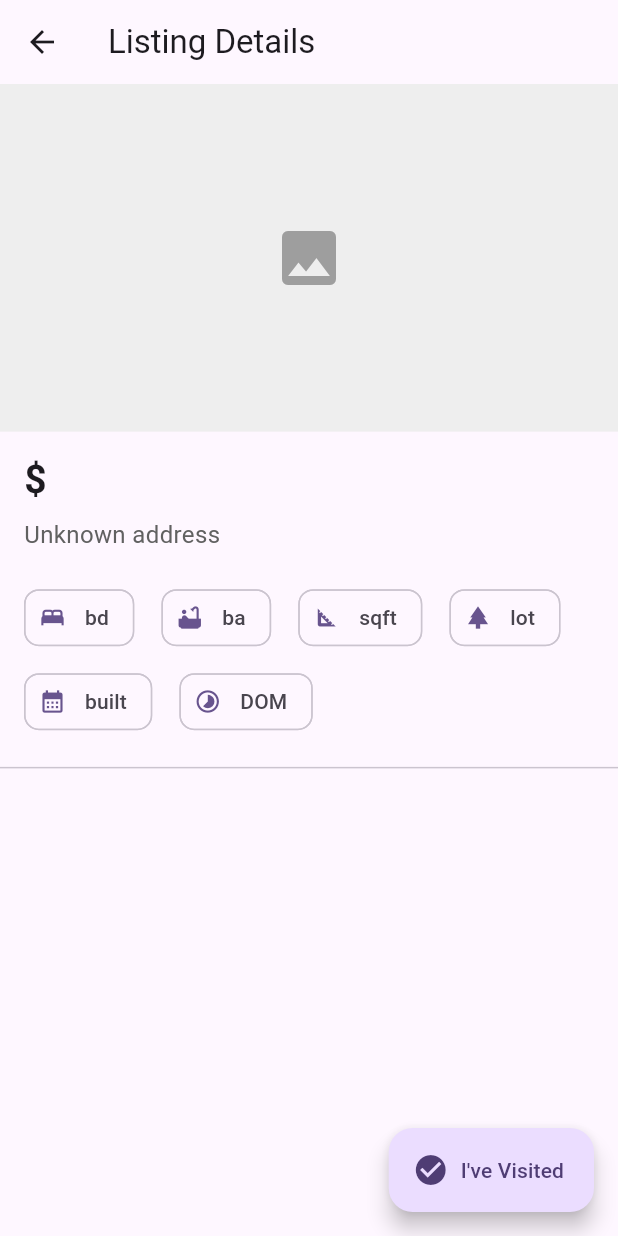
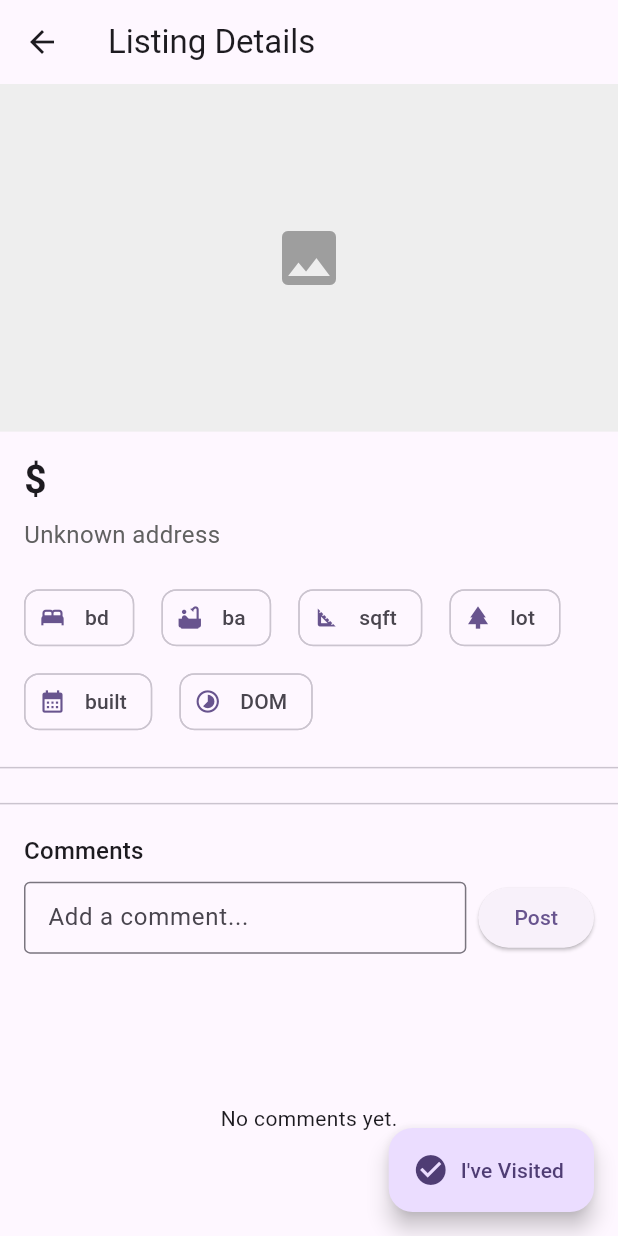
Before and after one commit to HommieAppDev/hommie_main, a Flutter app: the ListingDetailsScreen screen opened directly with empty values, on a phone screen of 412 x 824 dp. Run offline on Flutter 3.47's test engine with Material 3 defaults, Android fonts, the phone set to English and light mode, and no system bars; our stand-ins replace cloud_firestore, firebase_auth, firebase_core, firebase_storage, flutter_dotenv, geolocator and 2 more; accounts and stored records are empty.

Commit message:
Initial commit

```diff
--- a/lib/listing_detail_screen.dart
+++ b/lib/listing_detail_screen.dart
@@ -1,7 +1,5 @@
-// listing_detail_screen.dart
-import 'dart:convert';
+// lib/listing_detail_screen.dart
 import 'package:flutter/material.dart';
-import 'package:flutter_dotenv/flutter_dotenv.dart';
 import 'package:firebase_auth/firebase_auth.dart';
 import 'package:cloud_firestore/cloud_firestore.dart';
 
@@ -21,6 +19,10 @@ class _ListingDetailsScreenState extends State<ListingDetailsScreen> {
   int _photoIndex = 0;
   bool _savingVisited = false;
 
+  // comments
+  final _commentCtrl = TextEditingController();
+  bool _posting = false;
+
   @override
   void initState() {
     super.initState();
@@ -32,19 +34,18 @@ class _ListingDetailsScreenState extends State<ListingDetailsScreen> {
         .toString();
   }
 
+  @override
+  void dispose() {
+    _commentCtrl.dispose();
+    super.dispose();
+  }
+
   List<String> _safePhotos(Map<String, dynamic> l) {
     final v = l['photos'];
     if (v is List) {
       return v.whereType<String>().toList();
     }
     return const <String>[];
-  }
-
-  Map<String, String> _imageAuthHeaders() {
-    final user = dotenv.env['SIMPLYRETS_USER'] ?? 'simplyrets';
-    final pass = dotenv.env['SIMPLYRETS_PASS'] ?? 'simplyrets';
-    final token = base64Encode(utf8.encode('$user:$pass'));
-    return {'Authorization': 'Basic $token'};
   }
 
   String _priceText(dynamic value) {
@@ -95,7 +96,6 @@ class _ListingDetailsScreenState extends State<ListingDetailsScreen> {
 
     setState(() => _savingVisited = true);
     try {
-      // Store inside user doc as an array + map with lastVisitedAt
       final docRef =
           FirebaseFirestore.instance.collection('users').doc(user.uid);
 
@@ -103,14 +103,12 @@ class _ListingDetailsScreenState extends State<ListingDetailsScreen> {
         final snap = await tx.get(docRef);
         final data = snap.data() ?? {};
         final List visited = List.from(data['visited'] ?? const []);
-        // keep unique mlsId
         if (!visited.contains(_mlsId)) visited.add(_mlsId);
 
         tx.set(
           docRef,
           {
             'visited': visited,
-            // optional: lastVisited map with timestamps
             'visitedMeta': {
               _mlsId: {
                 'lastVisitedAt': FieldValue.serverTimestamp(),
@@ -139,33 +137,58 @@ class _ListingDetailsScreenState extends State<ListingDetailsScreen> {
     }
   }
 
+  Future<void> _postComment() async {
+    final user = FirebaseAuth.instance.currentUser;
+    if (user == null) {
+      ScaffoldMessenger.of(context).showSnackBar(
+        const SnackBar(content: Text('Please sign in to comment.')),
+      );
+      return;
+    }
+    final text = _commentCtrl.text.trim();
+    if (text.isEmpty || _mlsId.isEmpty) return;
+
+    setState(() => _posting = true);
+    try {
+      await FirebaseFirestore.instance
+          .collection('listings')
+          .doc(_mlsId)
+          .collection('comments')
+          .add({
+        'text': text,
+        'uid': user.uid,
+        'displayName': user.displayName ?? user.email ?? 'User',
+        'createdAt': FieldValue.serverTimestamp(),
+      });
+      _commentCtrl.clear();
+    } catch (e) {
+      ScaffoldMessenger.of(context).showSnackBar(
+        SnackBar(content: Text('Could not post comment: $e')),
+      );
+    } finally {
+      if (mounted) setState(() => _posting = false);
+    }
+  }
+
   void _openGallery(int start) {
-    final headers = _imageAuthHeaders();
     showDialog(
       context: context,
       barrierColor: Colors.black.withValues(alpha: 0.8),
       builder: (_) {
-        int index = start;
         final controller = PageController(initialPage: start);
         return GestureDetector(
           onTap: () => Navigator.pop(context),
-          child: Dismissible(
-            key: const ValueKey('gallery'),
-            direction: DismissDirection.down,
-            onDismissed: (_) => Navigator.pop(context),
           child: Stack(
             children: [
               PageView.builder(
                 controller: controller,
                 itemCount: _photos.length,
-                  onPageChanged: (i) => index = i,
                 itemBuilder: (_, i) => InteractiveViewer(
                   child: Container(
                     color: Colors.black,
                     alignment: Alignment.center,
                     child: Image.network(
                       _photos[i],
-                        headers: headers,
                       fit: BoxFit.contain,
                       errorBuilder: (_, __, ___) => const Icon(
                         Icons.broken_image,
@@ -187,7 +210,6 @@ class _ListingDetailsScreenState extends State<ListingDetailsScreen> {
               ),
             ],
           ),
-          ),
         );
       },
     );
@@ -195,7 +217,6 @@ class _ListingDetailsScreenState extends State<ListingDetailsScreen> {
 
   @override
   Widget build(BuildContext context) {
-    final headers = _imageAuthHeaders();
     final l = widget.listing;
 
     final address = _address(l['address'] as Map<String, dynamic>?);
@@ -246,7 +267,6 @@ class _ListingDetailsScreenState extends State<ListingDetailsScreen> {
                       onTap: () => _openGallery(i),
                       child: Image.network(
                         _photos[i],
-                        headers: headers,
                         fit: BoxFit.cover,
                         errorBuilder: (_, __, ___) => Container(
                           color: Colors.grey.shade200,
@@ -322,8 +342,87 @@ class _ListingDetailsScreenState extends State<ListingDetailsScreen> {
               ),
             ),
 
-          // (Optional) More sections you can add later:
-          // - Schools, HOA, taxes, coordinates map, open house dates, etc.
+          const Divider(height: 24),
+
+          // --- COMMENTS HEADER ---
+          Padding(
+            padding: const EdgeInsets.symmetric(horizontal: 16.0, vertical: 8),
+            child: Text('Comments', style: Theme.of(context).textTheme.titleMedium),
+          ),
+
+          // --- COMMENT INPUT ---
+          Padding(
+            padding: const EdgeInsets.symmetric(horizontal: 16.0),
+            child: Row(
+              children: [
+                Expanded(
+                  child: TextField(
+                    controller: _commentCtrl,
+                    decoration: const InputDecoration(
+                      hintText: 'Add a comment...',
+                      border: OutlineInputBorder(),
+                      isDense: true,
+                    ),
+                    minLines: 1,
+                    maxLines: 4,
+                  ),
+                ),
+                const SizedBox(width: 8),
+                ElevatedButton(
+                  onPressed: _posting ? null : _postComment,
+                  child: _posting
+                      ? const SizedBox(
+                          width: 16, height: 16, child: CircularProgressIndicator(strokeWidth: 2))
+                      : const Text('Post'),
+                ),
+              ],
+            ),
+          ),
+
+          // --- COMMENTS LIST ---
+          SizedBox(
+            height: 220,
+            child: StreamBuilder<QuerySnapshot>(
+              stream: (_mlsId.isEmpty)
+                  ? const Stream.empty()
+                  : FirebaseFirestore.instance
+                      .collection('listings')
+                      .doc(_mlsId)
+                      .collection('comments')
+                      .orderBy('createdAt', descending: true)
+                      .snapshots(),
+              builder: (context, snapshot) {
+                if (snapshot.connectionState == ConnectionState.waiting) {
+                  return const Center(child: CircularProgressIndicator());
+                }
+                final docs = snapshot.data?.docs ?? const [];
+                if (docs.isEmpty) {
+                  return const Center(child: Text('No comments yet.'));
+                }
+                return ListView.separated(
+                  padding: const EdgeInsets.fromLTRB(16, 8, 16, 16),
+                  itemCount: docs.length,
+                  separatorBuilder: (_, __) => const Divider(height: 12),
+                  itemBuilder: (_, i) {
+                    final d = docs[i].data() as Map<String, dynamic>;
+                    final name = (d['displayName'] ?? 'User').toString();
+                    final text = (d['text'] ?? '').toString();
+                    return ListTile(
+                      dense: true,
+                      leading: CircleAvatar(
+                        child: Text(
+                          name.isNotEmpty ? name[0].toUpperCase() : '?',
+                        ),
+                      ),
+                      title: Text(name, style: const TextStyle(fontWeight: FontWeight.w600)),
+                      subtitle: Text(text),
+                    );
+                  },
+                );
+              },
+            ),
+          ),
+
           const SizedBox(height: 90), // keep space for FAB
         ],
       ),
```
Also changed, not shown: lib/data/rentcast_api.dart (added, +92 -0 lines), lib/data/simplyrets_api.dart (deleted, +0 -50 lines), lib/search_results_screen.dart (+183 -162 lines), lib/firebase_options.dart (added), 3 other files. Lines whose indentation alone changed are shown as unchanged.
